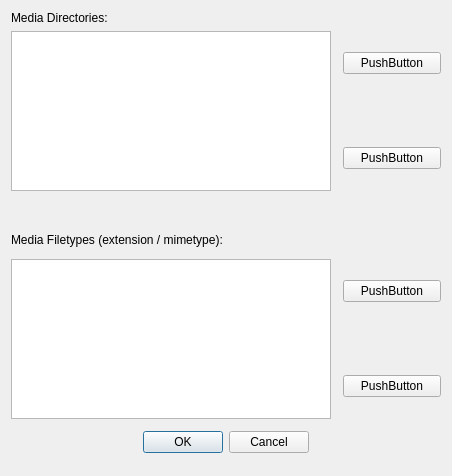
oguzhaninan/Stacer, file stacer/Pages/SystemCleaner/system_cleaner_md_dialog.ui: the form before one commit.
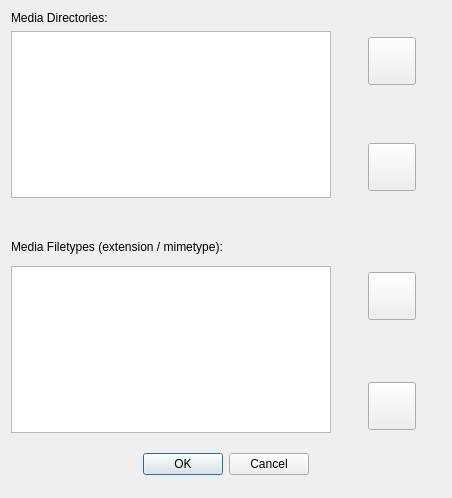
The form after the commit.

Commit message: new dialog is now styled <3

Diff of the .ui file:
```diff
--- a/stacer/Pages/SystemCleaner/system_cleaner_md_dialog.ui
+++ b/stacer/Pages/SystemCleaner/system_cleaner_md_dialog.ui
@@ -7,7 +7,7 @@
     <x>0</x>
     <y>0</y>
     <width>452</width>
-    <height>463</height>
+    <height>498</height>
    </rect>
   </property>
   <property name="windowTitle">
@@ -76,8 +76,26 @@
        </item>
        <item>
         <layout class="QVBoxLayout" name="verticalLayout_4">
-         <item>
+         <item alignment="Qt::AlignHCenter">
           <widget class="QPushButton" name="btnAddDirectory">
+           <property name="minimumSize">
+            <size>
+             <width>48</width>
+             <height>48</height>
+            </size>
+           </property>
+           <property name="maximumSize">
+            <size>
+             <width>48</width>
+             <height>48</height>
+            </size>
+           </property>
+           <property name="baseSize">
+            <size>
+             <width>48</width>
+             <height>48</height>
+            </size>
+           </property>
            <property name="cursor">
             <cursorShape>PointingHandCursor</cursorShape>
            </property>
@@ -85,7 +103,7 @@
             <string notr="true"/>
            </property>
            <property name="text">
-            <string>PushButton</string>
+            <string/>
            </property>
           </widget>
          </item>
@@ -105,8 +123,26 @@
            </property>
           </spacer>
          </item>
-         <item>
+         <item alignment="Qt::AlignHCenter">
           <widget class="QPushButton" name="btnRemoveDirectory">
+           <property name="minimumSize">
+            <size>
+             <width>48</width>
+             <height>48</height>
+            </size>
+           </property>
+           <property name="maximumSize">
+            <size>
+             <width>48</width>
+             <height>48</height>
+            </size>
+           </property>
+           <property name="baseSize">
+            <size>
+             <width>48</width>
+             <height>48</height>
+            </size>
+           </property>
            <property name="cursor">
             <cursorShape>PointingHandCursor</cursorShape>
            </property>
@@ -114,7 +150,7 @@
             <string notr="true"/>
            </property>
            <property name="text">
-            <string>PushButton</string>
+            <string/>
            </property>
           </widget>
          </item>
@@ -177,8 +213,26 @@
        </item>
        <item>
         <layout class="QVBoxLayout" name="verticalLayout_5">
-         <item>
+         <item alignment="Qt::AlignHCenter">
           <widget class="QPushButton" name="btnAddFiletypes">
+           <property name="minimumSize">
+            <size>
+             <width>48</width>
+             <height>48</height>
+            </size>
+           </property>
+           <property name="maximumSize">
+            <size>
+             <width>48</width>
+             <height>48</height>
+            </size>
+           </property>
+           <property name="baseSize">
+            <size>
+             <width>48</width>
+             <height>48</height>
+            </size>
+           </property>
            <property name="cursor">
             <cursorShape>PointingHandCursor</cursorShape>
            </property>
@@ -186,7 +240,7 @@
             <string notr="true"/>
            </property>
            <property name="text">
-            <string>PushButton</string>
+            <string/>
            </property>
           </widget>
          </item>
@@ -206,8 +260,26 @@
            </property>
           </spacer>
          </item>
-         <item>
+         <item alignment="Qt::AlignHCenter">
           <widget class="QPushButton" name="btnRemoveFiletypes">
+           <property name="minimumSize">
+            <size>
+             <width>48</width>
+             <height>48</height>
+            </size>
+           </property>
+           <property name="maximumSize">
+            <size>
+             <width>48</width>
+             <height>39</height>
+            </size>
+           </property>
+           <property name="baseSize">
+            <size>
+             <width>48</width>
+             <height>48</height>
+            </size>
+           </property>
            <property name="cursor">
             <cursorShape>PointingHandCursor</cursorShape>
            </property>
@@ -215,7 +287,7 @@
             <string notr="true"/>
            </property>
            <property name="text">
-            <string>PushButton</string>
+            <string/>
            </property>
           </widget>
          </item>
@@ -223,6 +295,22 @@
        </item>
       </layout>
      </item>
+     <item>
+      <spacer name="verticalSpacer_4">
+       <property name="orientation">
+        <enum>Qt::Vertical</enum>
+       </property>
+       <property name="sizeType">
+        <enum>QSizePolicy::MinimumExpanding</enum>
+       </property>
+       <property name="sizeHint" stdset="0">
+        <size>
+         <width>20</width>
+         <height>8</height>
+        </size>
+       </property>
+      </spacer>
+     </item>
      <item alignment="Qt::AlignHCenter|Qt::AlignBottom">
       <widget class="QDialogButtonBox" name="buttonBoxDialog">
        <property name="sizePolicy">
```
Left out of the diff: 12 changed lines with no effect on the pictures. The commit also changes 4 other files.
